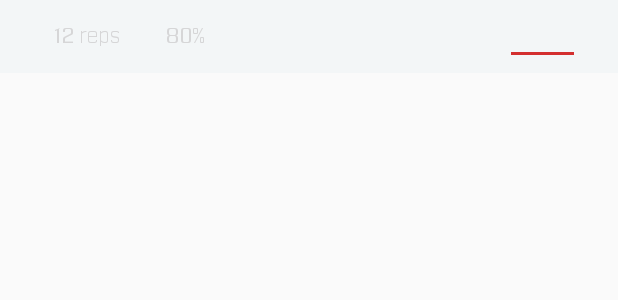
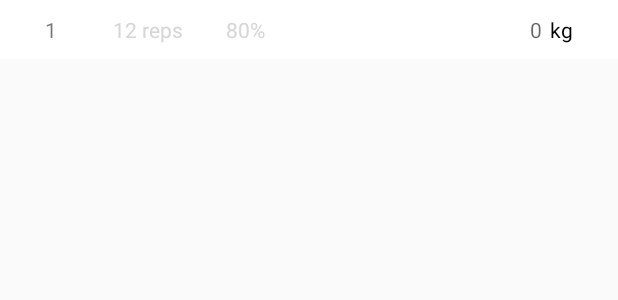
Before and after one commit to bealeung/mighty, an Android app: the layout set_listview.xml on its own in the app's theme, with its tools: preview values and no code run, on a phone screen of 412 x 824 dp. Shown: the top 300 px of the screen. Run offline under Robolectric (Android 15) with nearby library versions, the phone set to English and light mode, and no system bars.

Commit message:
Fixed set formatting

```diff
--- a/Mighty/src/main/res/layout/activity_exercise_detail.xml
+++ b/Mighty/src/main/res/layout/activity_exercise_detail.xml
@@ -52,7 +52,6 @@
         android:layout_marginTop="10dp"
         android:fontFamily="@font/industry_demi"
         android:gravity="center_vertical"
-        android:letterSpacing="0.2"
         android:text="Exercise Name"
         android:textColor="@color/cast_expanded_controller_text_color"
         android:textSize="16sp"
--- a/Mighty/src/main/res/layout/set_listview.xml
+++ b/Mighty/src/main/res/layout/set_listview.xml
@@ -5,63 +5,92 @@
     android:layout_width="match_parent"
     android:theme="@style/AppTheme"
     android:layout_height="wrap_content"
-    android:background="@color/light_shade_background"
+    android:background="@color/white"
     android:orientation="vertical">
 
     <android.support.constraint.ConstraintLayout
         android:id="@+id/setConstraint"
         android:layout_width="match_parent"
         android:layout_height="match_parent"
-        android:padding="5dp">
+        android:padding="10dp">
 
-        <LinearLayout
-            android:id="@+id/setDetailsHorizontalLayout"
+
+        <TextView
+            android:id="@+id/childId"
             android:layout_width="wrap_content"
             android:layout_height="wrap_content"
-            android:gravity="center_vertical"
-            android:orientation="horizontal"
+            android:layout_weight="1"
+            android:gravity="center"
+            android:paddingStart="20dp"
+            android:paddingEnd="40dp"
+            android:fontFamily="sans-serif"
+            android:text="1"
+            app:layout_constraintBottom_toBottomOf="parent"
             app:layout_constraintStart_toStartOf="parent"
-            app:layout_constraintBottom_toBottomOf="parent"
-            app:layout_constraintTop_toTopOf="parent">
+            app:layout_constraintTop_toTopOf="parent" />
+
         <TextView
             android:id="@+id/repsTextView"
             android:layout_width="75dp"
             android:layout_height="wrap_content"
-                android:layout_marginLeft="30dp"
+            android:layout_marginStart="65dp"
             android:layout_weight="1"
+            android:fontFamily="sans-serif"
             android:text="12 reps"
             android:textColor="@color/cast_expanded_controller_background_color"
-                android:textSize="14sp" />
+            android:textSize="14sp"
+            app:layout_constraintBottom_toBottomOf="parent"
+            app:layout_constraintStart_toStartOf="parent"
+            app:layout_constraintTop_toTopOf="parent" />
 
         <TextView
             android:id="@+id/loadTextView"
             android:layout_width="75dp"
             android:layout_height="wrap_content"
             android:layout_weight="1"
+            android:fontFamily="sans-serif"
             android:gravity="center_vertical"
             android:text="80%"
             android:textColor="@color/cast_expanded_controller_background_color"
-                android:textSize="14sp" />
+            android:textSize="14sp"
+            app:layout_constraintBottom_toBottomOf="parent"
+            app:layout_constraintStart_toEndOf="@id/repsTextView"
+            app:layout_constraintTop_toTopOf="parent" />
 
-        </LinearLayout>
 
         <EditText
             android:id="@+id/enterWeightEditText"
             style="@android:style/Widget.EditText"
             android:layout_width="50dp"
             android:layout_height="wrap_content"
-            android:layout_marginRight="20dp"
+            android:layout_marginRight="5dp"
             android:layout_weight="1"
+            android:background="@android:color/transparent"
             android:ems="10"
-            android:fontFamily="@font/aaux_regular"
-            android:gravity="center_vertical|center"
+            android:fontFamily="sans-serif"
+            android:gravity="right|center_vertical|center|end"
+            android:hint="0"
             android:inputType="numberDecimal"
-            android:textColor="@color/cast_expanded_controller_background_color"
+            android:textColor="@color/Main_Red"
             android:textColorLink="@color/Main_Blue"
             android:textSize="14sp"
             app:layout_constraintBottom_toBottomOf="parent"
+            app:layout_constraintEnd_toStartOf="@id/loadMeasurement"
+            app:layout_constraintTop_toTopOf="parent" />
+
+        <TextView
+            android:id="@+id/loadMeasurement"
+            android:layout_width="wrap_content"
+            android:layout_height="wrap_content"
+            android:fontFamily="sans-serif"
+            android:paddingEnd="20dp"
+            android:text="@string/load_measurement"
+
+            android:textColor="@color/Black"
+            app:layout_constraintBottom_toBottomOf="parent"
             app:layout_constraintEnd_toEndOf="@id/setConstraint"
-            app:layout_constraintTop_toTopOf="parent" />
+            app:layout_constraintTop_toTopOf="parent"
+            tools:layout_editor_absoluteY="10dp" />
     </android.support.constraint.ConstraintLayout>
 
 
--- a/Mighty/src/main/res/values/strings.xml
+++ b/Mighty/src/main/res/values/strings.xml
@@ -11,9 +11,10 @@
     <string name="app_name">Mighty</string>
 
     <string-array name="load_types">
-        <item>% RM</item>
+        <item>%RM</item>
         <item>kg</item>
         <item>RM</item>
     </string-array>
+    <string name="load_measurement">kg</string>
 
 </resources>
```
Also changed, not shown: Mighty/src/main/java/com/parse/mighty/MainActivity.java (+27 -8 lines), Mighty/src/main/res/layout/log_listview.xml (+15 -11 lines), Mighty/src/main/res/drawable/expand_less_red.png (added), Mighty/src/main/res/drawable/expand_more_red.png (added), 110 other files. Lines whose indentation alone changed are shown as unchanged.
